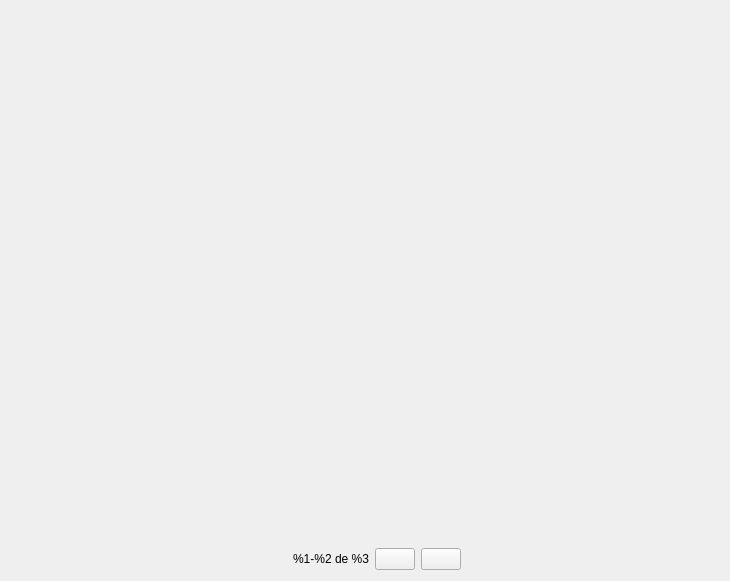
Qt form ui/c_result_display.ui (UgVo/Wakfu-Builder) before a commit.
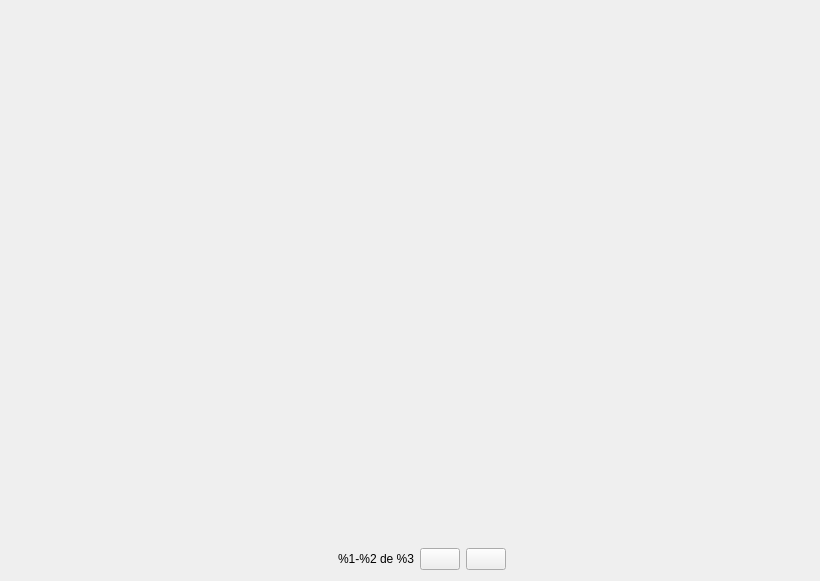
The same form after that commit.

Commit message: Increased minimum size, to fit all the item_lite inside

```diff
--- a/ui/c_result_display.ui
+++ b/ui/c_result_display.ui
@@ -6,10 +6,16 @@
    <rect>
     <x>0</x>
     <y>0</y>
-    <width>730</width>
+    <width>820</width>
     <height>581</height>
    </rect>
   </property>
+  <property name="minimumSize">
+   <size>
+    <width>820</width>
+    <height>0</height>
+   </size>
+  </property>
   <property name="windowTitle">
    <string>Form</string>
   </property>
```
